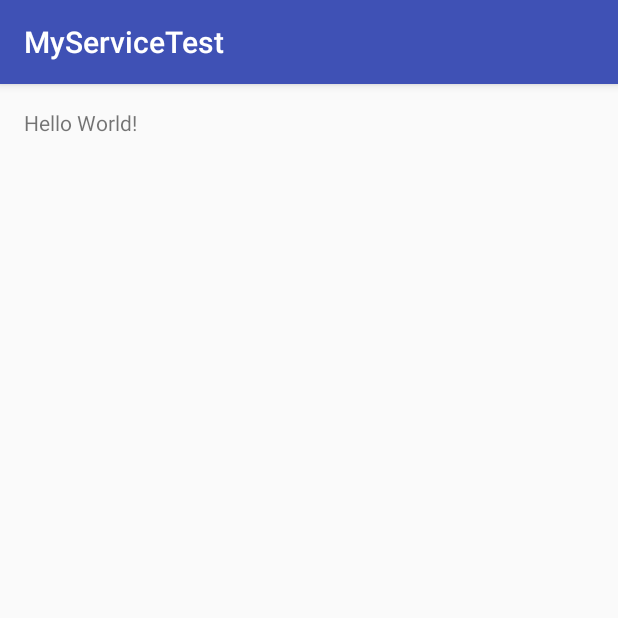
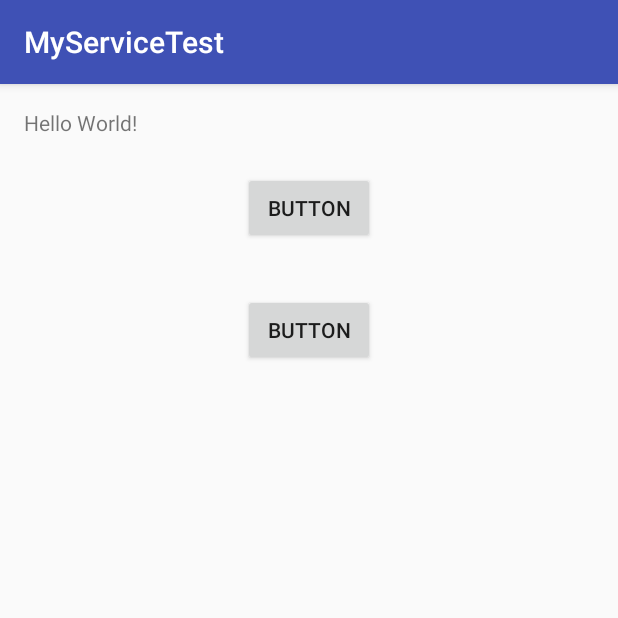
Before and after one commit to YutoKumagai/itarch, an Android app: the screen it shows after launch (MainActivity), on a phone screen of 412 x 824 dp, the top half of it. Run offline under Robolectric (Android 15) with nearby library versions, the phone set to English and light mode, and no system bars.

```diff
--- a/app/src/main/AndroidManifest.xml
+++ b/app/src/main/AndroidManifest.xml
@@ -15,6 +15,11 @@
                 <category android:name="android.intent.category.LAUNCHER" />
             </intent-filter>
         </activity>
+
+        <service
+            android:name=".MyService"
+            android:enabled="true"
+            android:exported="true"></service>
     </application>
 
 </manifest>
--- a/app/src/main/java/com/example/yutokumagai/myservicetest/MainActivity.java
+++ b/app/src/main/java/com/example/yutokumagai/myservicetest/MainActivity.java
@@ -1,13 +1,39 @@
 package com.example.yutokumagai.myservicetest;
 
+import android.content.Intent;
 import android.support.v7.app.AppCompatActivity;
 import android.os.Bundle;
+import android.view.View;
+import android.widget.Button;
 
 public class MainActivity extends AppCompatActivity {
 
+    Button startButton;
+    Button stopButton;
+
     @Override
-    protected void onCreate(Bundle savedInstanceState) {
+    public void onCreate(Bundle savedInstanceState) {
         super.onCreate(savedInstanceState);
         setContentView(R.layout.activity_main);
+        findViews();
+
+        startButton.setOnClickListener(new View.OnClickListener(){
+            @Override
+            public void onClick(View v) {
+                startService(new Intent(getBaseContext(),MyService.class));
+            }
+        });
+
+        stopButton.setOnClickListener(new View.OnClickListener(){
+            @Override
+            public void onClick(View v) {
+                stopService(new Intent(getBaseContext(),MyService.class));
+            }
+        });
+    }
+
+    protected void findViews(){
+        startButton = (Button)findViewById(R.id.startButton);
+        stopButton = (Button)findViewById(R.id.stopButton);
     }
 }
--- a/app/src/main/res/layout/activity_main.xml
+++ b/app/src/main/res/layout/activity_main.xml
@@ -13,5 +13,25 @@
     <TextView
         android:layout_width="wrap_content"
         android:layout_height="wrap_content"
-        android:text="Hello World!" />
+        android:text="Hello World!"
+        android:id="@+id/textView" />
+
+    <Button
+        android:text="Button"
+        android:layout_width="wrap_content"
+        android:layout_height="wrap_content"
+        android:layout_below="@+id/textView"
+        android:layout_centerHorizontal="true"
+        android:layout_marginTop="23dp"
+        android:id="@+id/startButton" />
+
+    <Button
+        android:text="Button"
+        android:layout_width="wrap_content"
+        android:layout_height="wrap_content"
+        android:layout_below="@+id/startButton"
+        android:layout_alignRight="@+id/startButton"
+        android:layout_alignEnd="@+id/startButton"
+        android:layout_marginTop="33dp"
+        android:id="@+id/stopButton" />
 </RelativeLayout>
```
Also changed, not shown: app/src/main/java/com/example/yutokumagai/myservicetest/MyService.java (added, +36 -0 lines).
